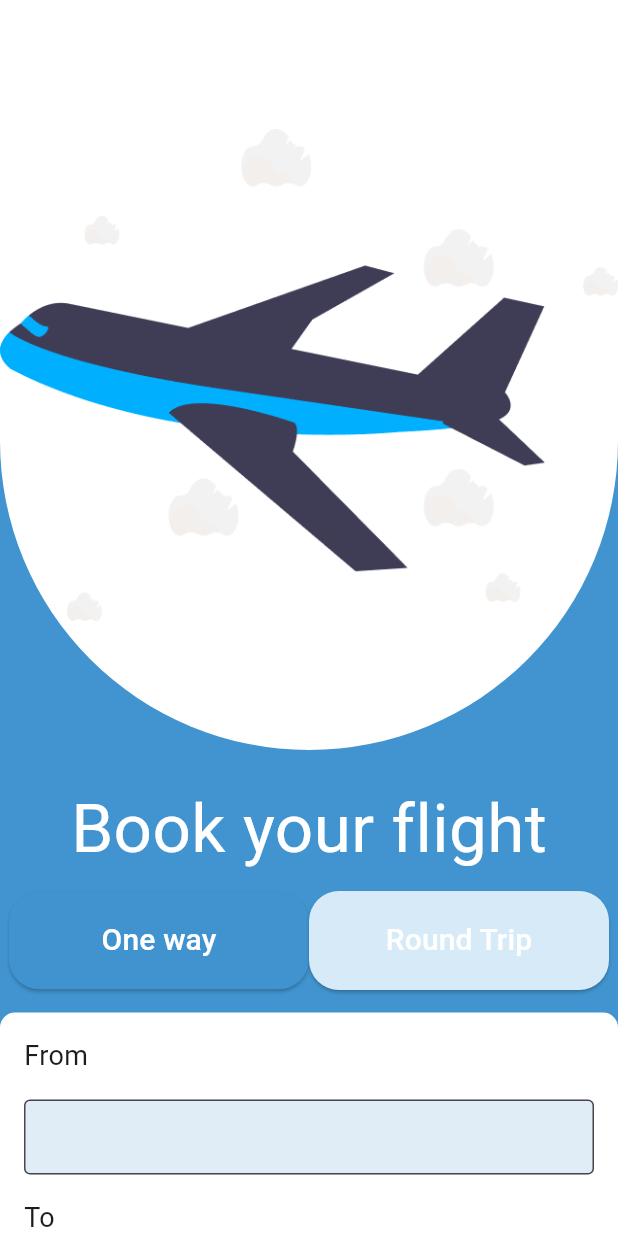
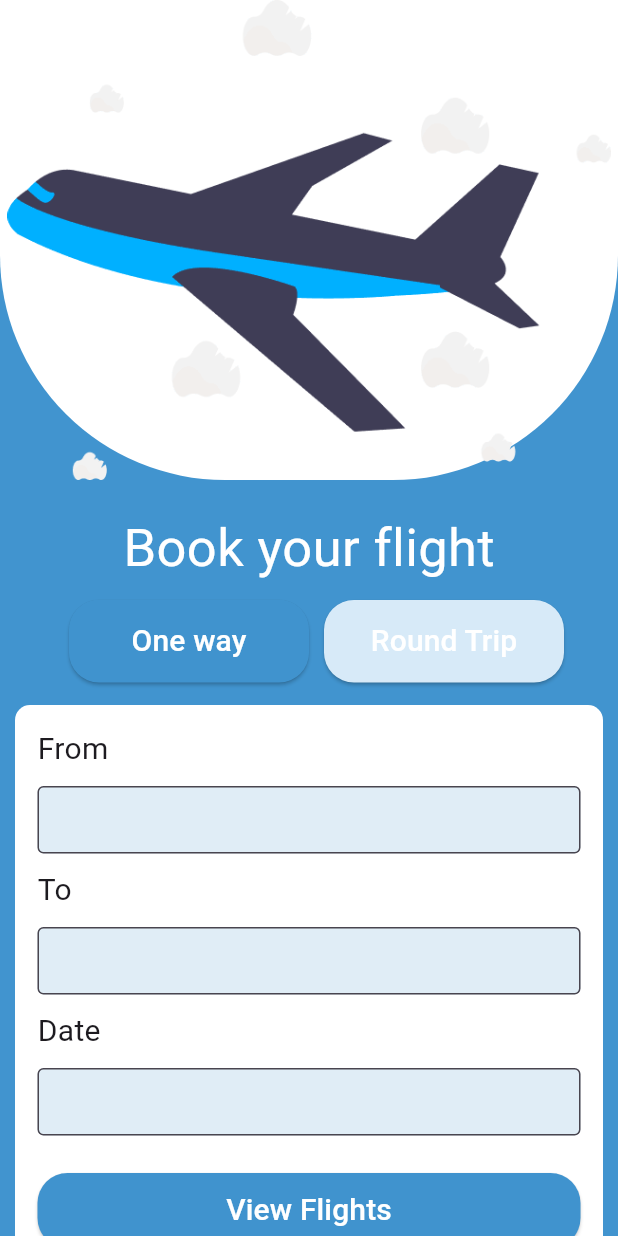
Before and after one commit to DBMS-ICT/flutter_travel_project, a Flutter app: the SearchFlightPage screen opened by its route, after a tap on "10 May ,12:30pm", on a phone screen of 412 x 824 dp. Run offline on Flutter 3.47's test engine with Material 3 defaults, Android fonts, the phone set to English and light mode, and no system bars.

Commit message:
travel project

```diff
--- a/lib/book_flight_screen.dart
+++ b/lib/book_flight_screen.dart
@@ -1,4 +1,3 @@
-import 'package:flutter/cupertino.dart';
 import 'package:flutter/material.dart';
 
 class BookFlightScreen extends StatefulWidget {
@@ -12,16 +11,15 @@ class _BookFlightScreenState extends State<BookFlightScreen> {
   @override
   Widget build(BuildContext context) {
     return Scaffold(
-      body: Container(
-        child: Column(
+      body: Column(
         children: [
           Container(
-              height: 500,
+            height: 320,
             decoration: const BoxDecoration(
                 color: Colors.white,
                 borderRadius: BorderRadius.only(
-                    bottomLeft: Radius.circular(300),
-                    bottomRight: Radius.circular(300),
+                  bottomLeft: Radius.circular(150),
+                  bottomRight: Radius.circular(150),
                 )),
             child: Center(child: Image.asset('assets/img6.png')),
           ),
@@ -31,7 +29,7 @@ class _BookFlightScreenState extends State<BookFlightScreen> {
           const Text(
             'Book your flight',
             style: TextStyle(
-                fontSize: 45,
+              fontSize: 35,
               color: Colors.white,
             ),
           ),
@@ -42,8 +40,9 @@ class _BookFlightScreenState extends State<BookFlightScreen> {
             mainAxisAlignment: MainAxisAlignment.center,
             children: [
               Container(
-                  height: 65,
-                  width: 200,
+                margin: const EdgeInsets.fromLTRB(10, 0, 5, 0),
+                width: 160,
+                height: 55,
                 decoration: BoxDecoration(
                   borderRadius: BorderRadius.circular(20),
                 ),
@@ -63,9 +62,10 @@ class _BookFlightScreenState extends State<BookFlightScreen> {
                   ),
                 ),
               ),
+              const SizedBox(width: 5),
               Container(
-                  height: 66,
-                  width: 200,
+                height: 55,
+                width: 160,
                 decoration: BoxDecoration(
                   borderRadius: BorderRadius.circular(20),
                 ),
@@ -87,13 +87,13 @@ class _BookFlightScreenState extends State<BookFlightScreen> {
               ),
             ],
           ),
-            const SizedBox(
-              height: 15,
-            ),
+
           Container(
-              padding: const EdgeInsets.all(16),
+
+            margin: const EdgeInsets.fromLTRB(10,15,10,20),
+            padding: const EdgeInsets.all(15),
             width: 450,
-              height: 500,
+            height: 400,
             decoration: BoxDecoration(
               color: Colors.white,
               borderRadius: BorderRadius.circular(10),
@@ -104,13 +104,13 @@ class _BookFlightScreenState extends State<BookFlightScreen> {
               children: [
                 const Text(
                   'From',
-                    style: TextStyle(fontSize: 18),
+                  style: TextStyle(fontSize: 20),
                 ),
                 const SizedBox(
-                    height: 16,
+                  height: 10,
                 ),
                 const SizedBox(
-                    height: 50,
+                  height: 45,
                   child: TextField(
                     decoration: InputDecoration(
                       border: OutlineInputBorder(),
@@ -120,14 +120,14 @@ class _BookFlightScreenState extends State<BookFlightScreen> {
                   ),
                 ),
                 const SizedBox(
-                    height: 16,
+                  height: 10,
                 ),
-                  const Text('To', style: TextStyle(fontSize: 18)),
+                const Text('To', style: TextStyle(fontSize: 20)),
                 const SizedBox(
-                    height: 16,
+                  height: 10,
                 ),
                 const SizedBox(
-                    height: 50,
+                  height: 45,
                   child: TextField(
                     decoration: InputDecoration(
                       border: OutlineInputBorder(),
@@ -137,14 +137,14 @@ class _BookFlightScreenState extends State<BookFlightScreen> {
                   ),
                 ),
                 const SizedBox(
-                    height: 16,
+                  height: 10,
                 ),
-                  const Text('Date', style: TextStyle(fontSize: 18)),
+                const Text('Date', style: TextStyle(fontSize: 20)),
                 const SizedBox(
-                    height: 16,
+                  height: 10,
                 ),
                 const SizedBox(
-                    height: 50,
+                  height: 45,
                   child: TextField(
                     decoration: InputDecoration(
                       border: OutlineInputBorder(),
@@ -158,7 +158,7 @@ class _BookFlightScreenState extends State<BookFlightScreen> {
                 ),
                 Container(
                   height: 50,
-                    width: 280,
+                  width: 400,
                   decoration: BoxDecoration(
                     borderRadius: BorderRadius.circular(20),
                   ),
@@ -175,7 +175,7 @@ class _BookFlightScreenState extends State<BookFlightScreen> {
                     child: const Text(
                       'View Flights',
                       style: TextStyle(
-                          fontSize: 14,
+                        fontSize: 20,
                         color: Colors.white,
                       ),
                     ),
@@ -186,7 +186,6 @@ class _BookFlightScreenState extends State<BookFlightScreen> {
           ),
         ],
       ),
-      ),
     );
   }
 }
--- a/lib/landing_page.dart
+++ b/lib/landing_page.dart
@@ -24,9 +24,9 @@ class _LandingPageState extends State<LandingPage> {
             child: Column(
               children: [
                 Container(
-                  width: 550,
+                 width: 500,
                   height: 500,
-                  margin: const EdgeInsets.fromLTRB(100, 60, 100, 60),
+                  margin: const EdgeInsets.fromLTRB(60, 0, 60,0),
                   decoration: const BoxDecoration(
                     color: Colors.white,
                     shape: BoxShape.circle,
@@ -36,21 +36,21 @@ class _LandingPageState extends State<LandingPage> {
                   ),
                 ),
                 const Padding(
-                  padding: EdgeInsets.symmetric(horizontal: 150),
+                  padding: EdgeInsets.symmetric(horizontal: 50),
                   child: Text(
                     "Let's Enjoy A New World",
                     textAlign: TextAlign.center,
                     style: TextStyle(
                         color: Colors.white,
-                        fontSize: 50,
+                        fontSize: 40,
                         fontWeight: FontWeight.bold),
                   ),
                 ),
                 const SizedBox(
-                  height: 100,
+                  height: 20,
                 ),
                 const Padding(
-                  padding: EdgeInsets.symmetric(horizontal: 150),
+                  padding: EdgeInsets.symmetric(horizontal: 20),
                   child: Text(
                     "Search the safe destination",
                     textAlign: TextAlign.center,
@@ -61,7 +61,7 @@ class _LandingPageState extends State<LandingPage> {
                   ),
                 ),
                 const SizedBox(
-                  height: 100,
+                  height: 50,
                 ),
                 Padding(
                     padding: const EdgeInsets.symmetric(horizontal: 50),
@@ -72,7 +72,7 @@ class _LandingPageState extends State<LandingPage> {
                       style: ElevatedButton.styleFrom(
                           shape: RoundedRectangleBorder(
                               borderRadius: BorderRadiusDirectional.circular(30)),
-                          padding: const EdgeInsets.fromLTRB(200, 20, 200, 20),
+                          padding: const EdgeInsets.fromLTRB(110, 20, 100, 20),
                           backgroundColor: const Color.fromRGBO(47, 118, 148, 1.0)),
                       child: const Text(
                         'Get Start',
--- a/lib/main.dart
+++ b/lib/main.dart
@@ -5,6 +5,7 @@ import 'package:travel/search_flight_page.dart';
 
 void main() {
   runApp(MaterialApp(
+
     theme: ThemeData(
       scaffoldBackgroundColor: const Color.fromRGBO(65, 148, 207, 1.0),
     ),
@@ -12,7 +13,7 @@ void main() {
     routes: {
       '/': (context) => const LandingPage(),
       '/SearchFly': (context) => const SearchFlightPage(),
-      '/bookfly': (context) => const BookFlightScreen()
+      '/book-fly': (context) => const BookFlightScreen()
     },
   ));
 }
--- a/lib/search_flight_page.dart
+++ b/lib/search_flight_page.dart
@@ -18,21 +18,21 @@ class _SearchFlightPageState extends State<SearchFlightPage> {
               FocusScope.of(context).unfocus();
             },
             child: Container(
-              margin: const EdgeInsets.all(50),
+              margin: const EdgeInsets.all(10),
               child: Column(
                 crossAxisAlignment: CrossAxisAlignment.start,
-                children: [
+                children: <Widget>[
                   Row(
                     mainAxisAlignment: MainAxisAlignment.spaceBetween,
                     children: [
                       const Row(
                         children: [
                           CircleAvatar(
-                            radius: 35,
+                            radius: 25,
                             backgroundImage: AssetImage('assets/img2.png'),
                           ),
                           SizedBox(
-                            width: 20,
+                            width: 10,
                           ),
                           Text(
                             "Hi Tazhna!",
@@ -48,12 +48,12 @@ class _SearchFlightPageState extends State<SearchFlightPage> {
                             color: Colors.white,
                             borderRadius:
                                 BorderRadiusDirectional.circular(100)),
-                        width: 70,
-                        height: 70,
+                        width: 50,
+                        height: 50,
                         child: IconButton(
                             onPressed: () {},
                             icon: const Icon(
-                              size: 45,
+                              size: 35,
                               Icons.add_alert,
                               color: Colors.grey,
                             )),
@@ -61,27 +61,27 @@ class _SearchFlightPageState extends State<SearchFlightPage> {
                     ],
                   ),
                   const SizedBox(
-                    height: 55,
+                    height: 30,
                   ),
                   const Padding(
-                    padding: EdgeInsets.fromLTRB(8, 0, 200, 0),
+                    padding: EdgeInsets.fromLTRB(8, 0, 100, 0),
                     child: Text(
                       'Where you want to go?',
                       style: TextStyle(
                           color: Colors.white,
-                          fontSize: 35,
+                          fontSize: 25,
                           fontWeight: FontWeight.bold,
                           letterSpacing: 2),
                     ),
                   ),
                   const SizedBox(
-                    height: 40,
+                    height: 15,
                   ),
                   TextField(
-                    style: const TextStyle(fontSize: 25),
+                    style: const TextStyle(fontSize: 20),
                     decoration: InputDecoration(
                         contentPadding:
-                            const EdgeInsets.symmetric(vertical: 25),
+                            const EdgeInsets.symmetric(vertical: 18),
                         border: OutlineInputBorder(
                             borderRadius: BorderRadius.circular(10),
                             borderSide: BorderSide.none),
@@ -89,7 +89,7 @@ class _SearchFlightPageState extends State<SearchFlightPage> {
                         fillColor: Colors.white,
                         prefixIcon: const Icon(
                           Icons.search_rounded,
-                          size: 40,
+                          size: 30,
                         ),
                         prefixIconColor: Colors.grey,
                         prefixIconConstraints:
@@ -99,7 +99,7 @@ class _SearchFlightPageState extends State<SearchFlightPage> {
                             const TextStyle(color: Colors.grey, fontSize: 20)),
                   ),
                   const SizedBox(
-                    height: 40,
+                    height: 20,
                   ),
                   const Padding(
                     padding: EdgeInsets.fromLTRB(8, 0, 200, 0),
@@ -117,12 +117,12 @@ class _SearchFlightPageState extends State<SearchFlightPage> {
                   ),
                   GestureDetector(
                     onTap: () {
-                      Navigator.pushNamed(context, '/bookfly');
+                      Navigator.pushNamed(context, '/book-fly');
                     },
                     child: Container(
-                      padding: const EdgeInsets.fromLTRB(40, 25, 40, 25),
-                      width: 700,
-                      height: 250,
+                      padding: const EdgeInsets.fromLTRB(15, 25, 15, 25),
+                      width: 400,
+                      height: 180,
                       decoration: BoxDecoration(
                           borderRadius: BorderRadius.circular(25),
                           color: const Color.fromRGBO(28, 94, 133, 0.4)),
@@ -134,11 +134,13 @@ class _SearchFlightPageState extends State<SearchFlightPage> {
                             children: [
                               Text(
                                 '10 May ,12:30pm',
-                                style: TextStyle(color: Colors.white),
+                                style: TextStyle(
+                                    color: Colors.white, fontSize: 20),
                               ),
                               Text(
                                 '11 May ,08:15am',
-                                style: TextStyle(color: Colors.white),
+                                style: TextStyle(
+                                    color: Colors.white, fontSize: 20),
                               )
                             ],
                           ),
@@ -168,16 +170,17 @@ class _SearchFlightPageState extends State<SearchFlightPage> {
                                   style: ElevatedButton.styleFrom(
                                       backgroundColor: const Color.fromRGBO(
                                           173, 206, 225, 1.0),
+                                      fixedSize: const Size(190, 20),
                                       shape: RoundedRectangleBorder(
                                           borderRadius:
                                               BorderRadiusDirectional.circular(
                                                   5))),
                                   onPressed: () {},
                                   child: const Text(
-                                    'Abianca , Sodaium',
+                                    'Bianca , Sodium',
                                     style: TextStyle(
                                         color: Color.fromRGBO(28, 94, 133, 1.0),
-                                        fontSize: 17),
+                                        fontSize: 16),
                                   )),
                               ElevatedButton(
                                   style: ElevatedButton.styleFrom(
@@ -188,7 +191,7 @@ class _SearchFlightPageState extends State<SearchFlightPage> {
                                               BorderRadiusDirectional.circular(
                                                   5))),
                                   onPressed: () {},
-                                  child: const Text('Xyzaira , Filanto',
+                                  child: const Text('Zaira , Filament',
                                       style: TextStyle(
                                           color:
                                               Color.fromRGBO(28, 94, 133, 1.0),
@@ -200,10 +203,9 @@ class _SearchFlightPageState extends State<SearchFlightPage> {
                     ),
                   ),
                   const SizedBox(
-                    height: 40,
+                    height: 20,
                   ),
-                  Container(
-                    child: const Row(
+                  const Row(
                     mainAxisAlignment: MainAxisAlignment.spaceBetween,
                     children: [
                       Text(
@@ -215,7 +217,7 @@ class _SearchFlightPageState extends State<SearchFlightPage> {
                             letterSpacing: 2),
                       ),
                       Text(
-                          'Viwe All',
+                        'View All',
                         style: TextStyle(
                             color: Colors.white,
                             fontSize: 15,
@@ -226,16 +228,17 @@ class _SearchFlightPageState extends State<SearchFlightPage> {
                       ),
                     ],
                   ),
+                  const SizedBox(
+                    height: 10,
                   ),
                   SingleChildScrollView(
                     scrollDirection: Axis.horizontal,
                     child: Row(
                       children: [
                         Container(
-                          padding: const EdgeInsets.fromLTRB(10, 10, 0, 10),
+                          padding: const EdgeInsets.fromLTRB(10, 10, 10, 10),
                           color: Colors.white,
-                          width: 210,
-                          height: 320,
+                          width: 170,
                           child: Column(
                             crossAxisAlignment: CrossAxisAlignment.start,
                             children: [
@@ -256,10 +259,9 @@ class _SearchFlightPageState extends State<SearchFlightPage> {
                         ),
                         const SizedBox(width: 10),
                         Container(
-                          padding: const EdgeInsets.fromLTRB(10, 10, 0, 10),
+                          padding: const EdgeInsets.fromLTRB(10, 10, 10, 10),
                           color: Colors.white,
-                          width: 210,
-                          height: 320,
+                          width: 170,
                           child: Column(
                             crossAxisAlignment: CrossAxisAlignment.start,
                             children: [
@@ -280,10 +282,9 @@ class _SearchFlightPageState extends State<SearchFlightPage> {
                         ),
                         const SizedBox(width: 10),
                         Container(
-                          padding: const EdgeInsets.fromLTRB(10, 10, 0, 10),
+                          padding: const EdgeInsets.fromLTRB(10, 10, 10, 10),
                           color: Colors.white,
-                          width: 210,
-                          height: 320,
+                          width: 170,
                           child: Column(
                             crossAxisAlignment: CrossAxisAlignment.start,
                             children: [
@@ -304,10 +305,9 @@ class _SearchFlightPageState extends State<SearchFlightPage> {
                         ),
                         const SizedBox(width: 10),
                         Container(
-                          padding: const EdgeInsets.fromLTRB(10, 10, 0, 10),
+                          padding: const EdgeInsets.fromLTRB(10, 10, 10, 10),
                           color: Colors.white,
-                          width: 210,
-                          height: 320,
+                          width: 170,
                           child: Column(
                             crossAxisAlignment: CrossAxisAlignment.start,
                             children: [
@@ -329,85 +329,6 @@ class _SearchFlightPageState extends State<SearchFlightPage> {
                       ],
                     ),
                   )
-
-                  // Row(
-                  //   children: [
-                  //     Expanded(
-                  //       child: Container(
-                  //           padding: EdgeInsets.fromLTRB(10, 10, 0, 10),
-                  //           color: Colors.white,
-                  //           width: 210,
-                  //           height: 320,
-                  //           child: Column(
-                  //             crossAxisAlignment: CrossAxisAlignment.start,
-                  //             children: [
-                  //               Image.asset('assets/img4.png'),
-                  //               Text(
-                  //                 'Rome',
-                  //                 style: TextStyle(
-                  //                     fontSize: 22,
-                  //                     fontWeight: FontWeight.bold),
-                  //               ),
-                  //               Text(
-                  //                 'Italy',
-                  //                 style: TextStyle(fontSize: 16),
-                  //               )
-                  //             ],
-                  //           )),
-                  //     ),
-                  //     SizedBox(width: 10),
-                  //     Expanded(
-                  //       child: Container(
-                  //           padding: EdgeInsets.fromLTRB(10, 10, 0, 10),
-                  //           color: Colors.white,
-                  //           width: 210,
-                  //           height: 320,
-                  //           child: Column(
-                  //             crossAxisAlignment: CrossAxisAlignment.start,
-                  //             children: [
-                  //               Image.asset('assets/img5.png'),
-                  //               Text(
-                  //                 'Istanbul',
-                  //                 style: TextStyle(
-                  //                     fontSize: 22,
-                  //                     fontWeight: FontWeight.bold),
-                  //               ),
-                  //               Text(
-                  //                 'Turkya',
-                  //                 style: TextStyle(fontSize: 16),
-                  //               )
-                  //             ],
-                  //           )),
-                  //     ),
-                  //     SizedBox(width: 10),
-                  //     Expanded(
-                  //       child: Container(
-                  //         padding: EdgeInsets.fromLTRB(10, 10, 0, 10),
-                  //         color: Colors.white,
-                  //         width: 210,
-                  //         height: 320,
-                  //         child: Expanded(
-                  //           child: Column(
-                  //             crossAxisAlignment: CrossAxisAlignment.start,
-                  //             children: [
-                  //               Image.asset('assets/img3.png'),
-                  //               Text(
-                  //                 'Prise',
-                  //                 style: TextStyle(
-                  //                     fontSize: 22,
-                  //                     fontWeight: FontWeight.bold),
-                  //               ),
-                  //               Text(
-                  //                 'Frace',
-                  //                 style: TextStyle(fontSize: 16),
-                  //               )
-                  //             ],
-                  //           ),
-                  //         ),
-                  //       ),
-                  //     )
-                  //   ],
-                  // )
                 ],
               ),
             ),
```
Lines whose indentation alone changed are shown as unchanged.
